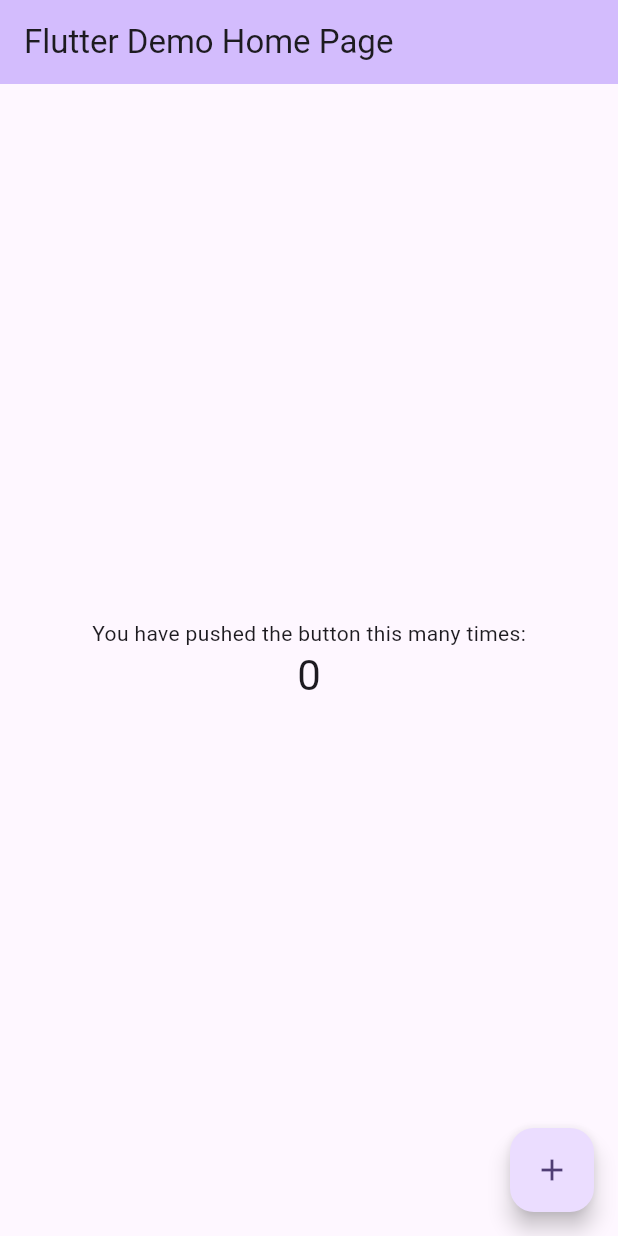
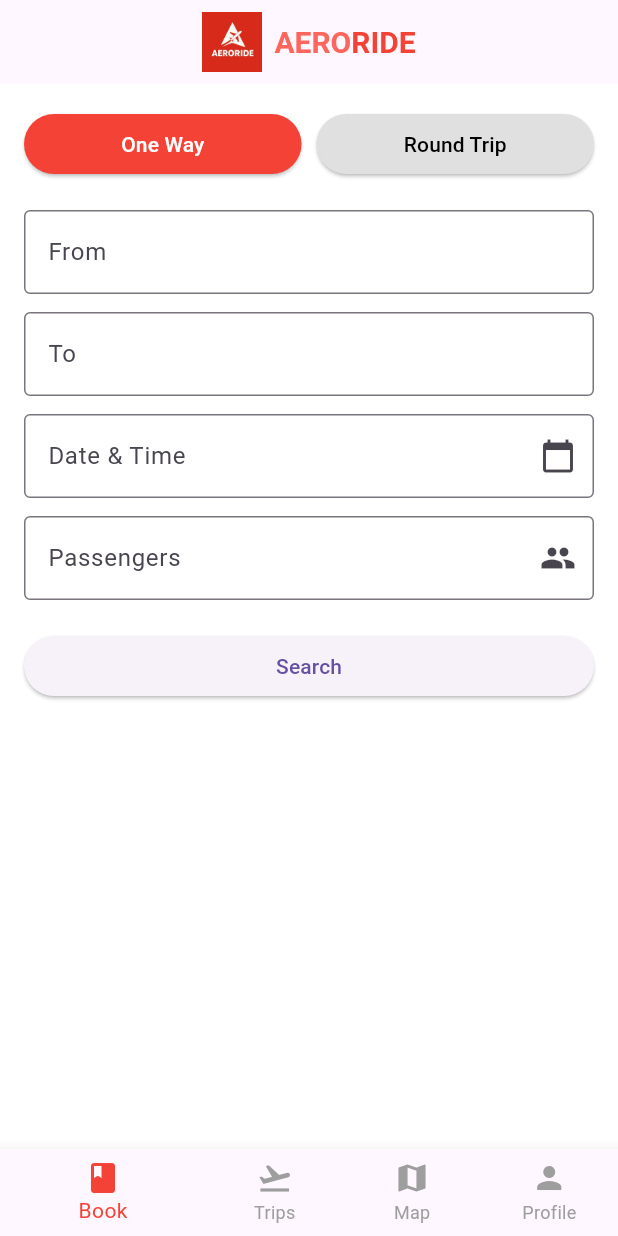
Before and after one commit to DanielCC02/AeroRide, a Flutter app: the screen it shows after launch, on a phone screen of 412 x 824 dp. Run offline on Flutter 3.47's test engine with Material 3 defaults, Android fonts, the phone set to English and light mode, and no system bars; our stand-ins replace table_calendar.

Commit message:
Pantallas principales con oneway, roundtrip y from de aeropuertos y datetime picker

```diff
--- a/frontend/lib/main.dart
+++ b/frontend/lib/main.dart
@@ -1,3 +1,4 @@
+import 'package:frontend/screens/homepage_screen.dart';
 import 'package:flutter/material.dart';
 
 void main() {
@@ -7,116 +8,24 @@ void main() {
 class MyApp extends StatelessWidget {
   const MyApp({super.key});
 
-  // This widget is the root of your application.
   @override
   Widget build(BuildContext context) {
     return MaterialApp(
-      title: 'Flutter Demo',
+      debugShowCheckedModeBanner: false, // quita el banner de debug
+      title: 'Aeroride',
       theme: ThemeData(
-        // This is the theme of your application.
-        //
-        // TRY THIS: Try running your application with "flutter run". You'll see
-        // the application has a purple toolbar. Then, without quitting the app,
-        // try changing the seedColor in the colorScheme below to Colors.green
-        // and then invoke "hot reload" (save your changes or press the "hot
-        // reload" button in a Flutter-supported IDE, or press "r" if you used
-        // the command line to start the app).
-        //
-        // Notice that the counter didn't reset back to zero; the application
-        // state is not lost during the reload. To reset the state, use hot
-        // restart instead.
-        //
-        // This works for code too, not just values: Most code changes can be
-        // tested with just a hot reload.
-        colorScheme: ColorScheme.fromSeed(seedColor: Colors.deepPurple),
+        primarySwatch: Colors.blue,
+        scaffoldBackgroundColor: Colors.white,
+        inputDecorationTheme: const InputDecorationTheme(
+          border: OutlineInputBorder(),
+        ),
+        bottomNavigationBarTheme: const BottomNavigationBarThemeData(
+          selectedItemColor: Colors.red,
+          unselectedItemColor: Colors.grey,
+          showUnselectedLabels: true,
+        ),
       ),
-      home: const MyHomePage(title: 'Flutter Demo Home Page'),
+      home: const HomePageScreen(),
     );
   }
 }
-
-class MyHomePage extends StatefulWidget {
-  const MyHomePage({super.key, required this.title});
-
-  // This widget is the home page of your application. It is stateful, meaning
-  // that it has a State object (defined below) that contains fields that affect
-  // how it looks.
-
-  // This class is the configuration for the state. It holds the values (in this
-  // case the title) provided by the parent (in this case the App widget) and
-  // used by the build method of the State. Fields in a Widget subclass are
-  // always marked "final".
-
-  final String title;
-
-  @override
-  State<MyHomePage> createState() => _MyHomePageState();
-}
-
-class _MyHomePageState extends State<MyHomePage> {
-  int _counter = 0;
-
-  void _incrementCounter() {
-    setState(() {
-      // This call to setState tells the Flutter framework that something has
-      // changed in this State, which causes it to rerun the build method below
-      // so that the display can reflect the updated values. If we changed
-      // _counter without calling setState(), then the build method would not be
-      // called again, and so nothing would appear to happen.
-      _counter++;
-    });
-  }
-
-  @override
-  Widget build(BuildContext context) {
-    // This method is rerun every time setState is called, for instance as done
-    // by the _incrementCounter method above.
-    //
-    // The Flutter framework has been optimized to make rerunning build methods
-    // fast, so that you can just rebuild anything that needs updating rather
-    // than having to individually change instances of widgets.
-    return Scaffold(
-      appBar: AppBar(
-        // TRY THIS: Try changing the color here to a specific color (to
-        // Colors.amber, perhaps?) and trigger a hot reload to see the AppBar
-        // change color while the other colors stay the same.
-        backgroundColor: Theme.of(context).colorScheme.inversePrimary,
-        // Here we take the value from the MyHomePage object that was created by
-        // the App.build method, and use it to set our appbar title.
-        title: Text(widget.title),
-      ),
-      body: Center(
-        // Center is a layout widget. It takes a single child and positions it
-        // in the middle of the parent.
-        child: Column(
-          // Column is also a layout widget. It takes a list of children and
-          // arranges them vertically. By default, it sizes itself to fit its
-          // children horizontally, and tries to be as tall as its parent.
-          //
-          // Column has various properties to control how it sizes itself and
-          // how it positions its children. Here we use mainAxisAlignment to
-          // center the children vertically; the main axis here is the vertical
-          // axis because Columns are vertical (the cross axis would be
-          // horizontal).
-          //
-          // TRY THIS: Invoke "debug painting" (choose the "Toggle Debug Paint"
-          // action in the IDE, or press "p" in the console), to see the
-          // wireframe for each widget.
-          mainAxisAlignment: MainAxisAlignment.center,
-          children: <Widget>[
-            const Text('You have pushed the button this many times:'),
-            Text(
-              '$_counter',
-              style: Theme.of(context).textTheme.headlineMedium,
-            ),
-          ],
-        ),
-      ),
-      floatingActionButton: FloatingActionButton(
-        onPressed: _incrementCounter,
-        tooltip: 'Increment',
-        child: const Icon(Icons.add),
-      ), // This trailing comma makes auto-formatting nicer for build methods.
-    );
-  }
-}
--- /dev/null
+++ b/frontend/lib/screens/homepage_screen.dart
@@ -0,0 +1,84 @@
+import 'package:flutter/material.dart';
+import '../widgets/search_form.dart';
+import '../widgets/custom_bottom_nav.dart';
+import '../screens/trips_screen.dart';
+
+class HomePageScreen extends StatefulWidget {
+  const HomePageScreen({super.key});
+
+  @override
+  State<HomePageScreen> createState() => _HomePageScreenState();
+}
+
+class _HomePageScreenState extends State<HomePageScreen> {
+  int _selectedIndex = 0;
+
+  // Lista de pantallas que corresponden a cada ítem del BottomNavigationBar
+  final List<Widget> _screens = const [
+    Padding(
+      padding: EdgeInsets.all(16.0),
+      child: SearchForm(), // Book
+    ),
+    TripsScreen(), // Trips
+    Center(child: Text("Map screen placeholder")), // Map
+    Center(child: Text("Profile screen placeholder")), // Profile
+  ];
+
+  // Cambiar el índice de la pantalla según el ícono seleccionado
+  void _onItemTapped(int index) {
+    setState(() {
+      _selectedIndex = index;
+    });
+  }
+
+  @override
+  Widget build(BuildContext context) {
+    return Scaffold(
+      appBar: AppBar(
+        title: Row(
+          mainAxisAlignment: MainAxisAlignment.center,
+          children: [
+            // Logo de Aeroride
+            Image.asset(
+              "assets/logo.jpg", // tu logo aquí
+              height: 40,
+            ),
+            const SizedBox(width: 8),
+            // Nombre de la app separando 'Aero' y 'Ride'
+            RichText(
+              text: TextSpan(
+                children: [
+                  TextSpan(
+                    text: "AERO",
+                    style: TextStyle(
+                      color: const Color.fromARGB(255, 252, 102, 92),
+                      fontWeight: FontWeight.w600, // semi-bold
+                      fontSize: 20,
+                    ),
+                  ),
+                  TextSpan(
+                    text: "RIDE",
+                    style: TextStyle(
+                      color: Colors.red,
+                      fontWeight: FontWeight.bold, // bold
+                      fontSize: 20,
+                    ),
+                  ),
+                ],
+              ),
+            ),
+          ],
+        ),
+        centerTitle: true,
+        elevation: 0,
+      ),
+      // Mostrar pantalla según el índice seleccionado
+      body: _screens[_selectedIndex],
+      // Barra de navegación inferior
+      bottomNavigationBar: CustomBottomNav(
+        currentIndex: _selectedIndex,
+        onTap: _onItemTapped,
+      ),
+    );
+  }
+}
--- /dev/null
+++ b/frontend/lib/widgets/custom_bottom_nav.dart
@@ -0,0 +1,48 @@
+import 'package:flutter/material.dart';
+
+/// CustomBottomNav
+/// -----------------------------
+/// Widget personalizado para la barra de navegación inferior.
+/// - Recibe el índice actual [currentIndex] para saber qué ítem está activo.
+/// - Recibe la función [onTap] que se ejecuta al presionar un ítem.
+///
+/// Este widget se puede reutilizar en todas las pantallas que necesiten
+/// navegación inferior consistente.
+class CustomBottomNav extends StatelessWidget {
+  final int currentIndex;        // Índice del ítem seleccionado actualmente
+  final Function(int) onTap;     // Callback que se ejecuta al tocar un ítem
+
+  const CustomBottomNav({
+    super.key,
+    required this.currentIndex,
+    required this.onTap,
+  });
+
+  @override
+  Widget build(BuildContext context) {
+    return BottomNavigationBar(
+      currentIndex: currentIndex, // Marca visual del ítem activo
+      onTap: onTap,               // Llama a la función que cambia el índice
+
+      // Ítems de navegación disponibles en la app
+      items: const [
+        BottomNavigationBarItem(
+          icon: Icon(Icons.book),    // Icono de reservas
+          label: "Book",             // Texto debajo del icono
+        ),
+        BottomNavigationBarItem(
+          icon: Icon(Icons.flight_takeoff), // Icono de vuelos/trips
+          label: "Trips",
+        ),
+        BottomNavigationBarItem(
+          icon: Icon(Icons.map),     // Icono para el módulo del mapa
+          label: "Map",
+        ),
+        BottomNavigationBarItem(
+          icon: Icon(Icons.person),  // Icono para perfil de usuario
+          label: "Profile",
+        ),
+      ],
+    );
+  }
+}
--- /dev/null
+++ b/frontend/lib/widgets/search_form.dart
@@ -0,0 +1,190 @@
+import 'package:flutter/material.dart';
+import 'datetime_picker_modal.dart';
+
+class SearchForm extends StatefulWidget {
+  const SearchForm({super.key});
+
+  @override
+  State<SearchForm> createState() => _SearchFormState();
+}
+
+class _SearchFormState extends State<SearchForm> {
+  // Variable para controlar si el viaje es solo ida o ida y vuelta
+  bool _isRoundTrip = false;
+
+  // Variables para guardar la fecha/hora seleccionada
+  DateTime? _departureDateTime; // salida
+  DateTime? _returnDateTime;    // regreso (solo si es Round Trip)
+
+  /// Método para abrir el modal de selección de fecha y hora
+  /// - Si [isReturn] es true, actualiza la fecha de regreso
+  /// - Si [isReturn] es false, actualiza la fecha de salida
+  Future<void> _selectDateTime({required bool isReturn}) async {
+    await showModalBottomSheet(
+      context: context,
+      isScrollControlled: true, // para que el modal ocupe la pantalla completa si hace falta
+      builder: (context) {
+        return DateTimePickerModal(
+          onSelected: (dateTime) {
+            setState(() {
+              if (isReturn) {
+                _returnDateTime = dateTime;
+              } else {
+                _departureDateTime = dateTime;
+              }
+            });
+          },
+        );
+      },
+    );
+  }
+
+  @override
+  Widget build(BuildContext context) {
+    return ListView(
+      children: [
+        // -------------------------------
+        // Botones One Way / Round Trip
+        // -------------------------------
+        Row(
+          children: [
+            Expanded(
+              child: ElevatedButton(
+                style: ElevatedButton.styleFrom(
+                  backgroundColor: !_isRoundTrip ? Colors.red : Colors.grey[300],
+                  foregroundColor: !_isRoundTrip ? Colors.white : Colors.black,
+                ),
+                onPressed: () {
+                  setState(() {
+                    _isRoundTrip = false; // se selecciona solo ida
+                  });
+                },
+                child: const Text("One Way"),
+              ),
+            ),
+            const SizedBox(width: 10),
+            Expanded(
+              child: ElevatedButton(
+                style: ElevatedButton.styleFrom(
+                  backgroundColor: _isRoundTrip ? Colors.red : Colors.grey[300],
+                  foregroundColor: _isRoundTrip ? Colors.white : Colors.black,
+                ),
+                onPressed: () {
+                  setState(() {
+                    _isRoundTrip = true; // se selecciona ida y vuelta
+                  });
+                },
+                child: const Text("Round Trip"),
+              ),
+            ),
+          ],
+        ),
+
+        const SizedBox(height: 20),
+
+        // -------------------------------
+        // Campos de origen y destino
+        // -------------------------------
+        TextField(
+          decoration: const InputDecoration(
+            labelText: "From", // aeropuerto de salida
+            border: OutlineInputBorder(),
+          ),
+        ),
+        const SizedBox(height: 12),
+
+        TextField(
+          decoration: const InputDecoration(
+            labelText: "To", // aeropuerto de destino
+            border: OutlineInputBorder(),
+          ),
+        ),
+        const SizedBox(height: 12),
+
+        // -------------------------------
+        // Campo de fecha/hora de salida
+        // -------------------------------
+        GestureDetector(
+          // al tocar abre el modal
+          onTap: () => _selectDateTime(isReturn: false),
+          child: AbsorbPointer(
+            // AbsorbPointer evita que se escriba manualmente en el TextField
+            child: TextField(
+              decoration: InputDecoration(
+                labelText: _isRoundTrip
+                    ? "Departure Date & Time"
+                    : "Date & Time",
+                border: const OutlineInputBorder(),
+                suffixIcon: const Icon(Icons.calendar_today),
+              ),
+              // Se muestra el valor seleccionado en el TextField
+              controller: TextEditingController(
+                text: _departureDateTime != null
+                    ? "${_departureDateTime!.day}/${_departureDateTime!.month}/${_departureDateTime!.year} "
+                      "${_departureDateTime!.hour.toString().padLeft(2, '0')}:${_departureDateTime!.minute.toString().padLeft(2, '0')}"
+                    : "",
+              ),
+            ),
+          ),
+        ),
+        const SizedBox(height: 12),
+
+        // -------------------------------
+        // Campo de fecha/hora de regreso (solo visible si es Round Trip)
+        // -------------------------------
+        if (_isRoundTrip)
+          Column(
+            children: [
+              GestureDetector(
+                onTap: () => _selectDateTime(isReturn: true),
+                child: AbsorbPointer(
+                  child: TextField(
+                    decoration: const InputDecoration(
+                      labelText: "Return Date & Time",
+                      border: OutlineInputBorder(),
+                      suffixIcon: Icon(Icons.calendar_today),
+                    ),
+                    controller: TextEditingController(
+                      text: _returnDateTime != null
+                          ? "${_returnDateTime!.day}/${_returnDateTime!.month}/${_returnDateTime!.year} "
+                            "${_returnDateTime!.hour.toString().padLeft(2, '0')}:${_returnDateTime!.minute.toString().padLeft(2, '0')}"
+                          : "",
+                    ),
+                  ),
+                ),
+              ),
+              const SizedBox(height: 12),
+            ],
+          ),
+
+        // -------------------------------
+        // Campo de pasajeros
+        // -------------------------------
+        TextField(
+          decoration: const InputDecoration(
+            labelText: "Passengers", // cantidad de pasajeros
+            border: OutlineInputBorder(),
+            suffixIcon: Icon(Icons.people),
+          ),
+          keyboardType: TextInputType.number, // solo números
+        ),
+        const SizedBox(height: 20),
+
+        // -------------------------------
+        // Botón de búsqueda
+        // -------------------------------
+        ElevatedButton(
+          onPressed: () {
+            // Por ahora solo imprime los valores seleccionados
+            debugPrint("Departure: $_departureDateTime");
+            debugPrint("Return: $_returnDateTime");
+
+            // FUTURO: aquí se puede llamar al provider para
+            // hacer la búsqueda de vuelos con estos filtros
+          },
+          child: const Text("Search"),
+        ),
+      ],
+    );
+  }
+}
```
Also changed, not shown: frontend/lib/screens/trips_screen.dart (added, +53 -0 lines), frontend/lib/widgets/datetime_picker_modal.dart (added, +156 -0 lines), frontend/lib/widgets/upcoming_trips_empty.dart (added, +55 -0 lines), frontend/pubspec.yaml (+4 -3 lines), frontend/assets/logo.jpg (added), frontend/pubspec.lock.
